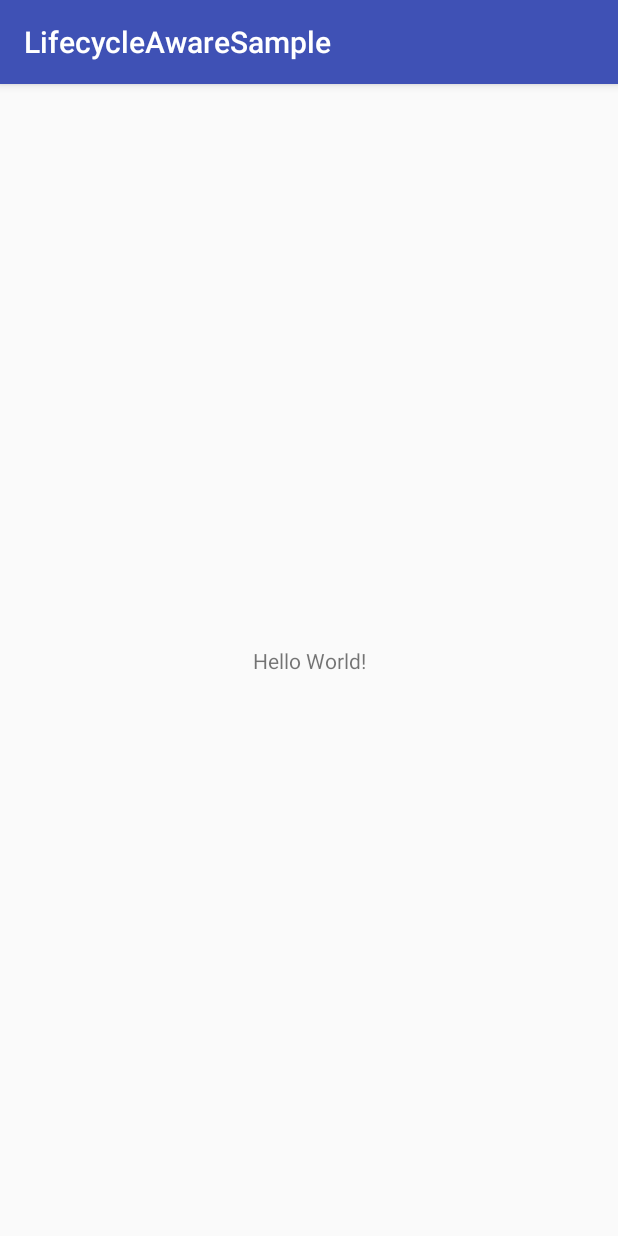
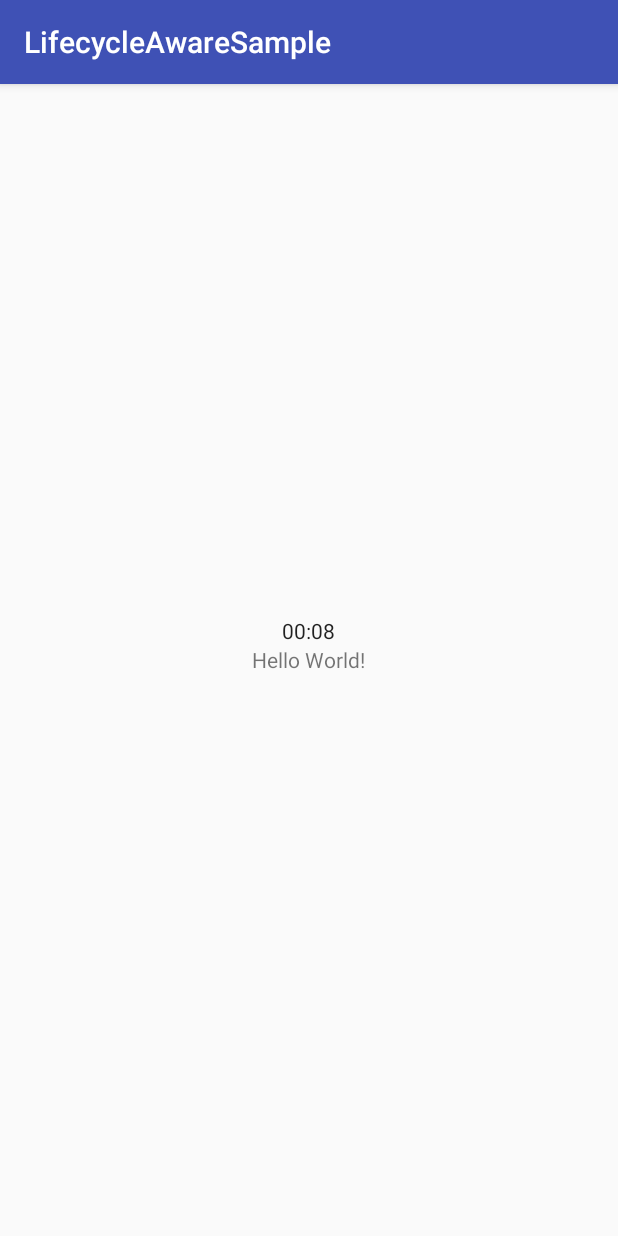
Before and after one commit to baurine/architecture-components-study, an Android app: the screen it shows after launch (MainActivity), on a phone screen of 412 x 824 dp. Run offline under Robolectric (Android 15) with nearby library versions, the phone set to English and light mode, and no system bars.

Commit message:
Codelab Step 1 - Prepare LifecycleAware Sample

```diff
--- a/LifecycleAwareSample/app/src/main/java/com/baurine/lifecycleawaresample/MainActivity.java
+++ b/LifecycleAwareSample/app/src/main/java/com/baurine/lifecycleawaresample/MainActivity.java
@@ -1,7 +1,8 @@
 package com.baurine.lifecycleawaresample;
 
+import android.os.Bundle;
 import android.support.v7.app.AppCompatActivity;
-import android.os.Bundle;
+import android.widget.Chronometer;
 
 public class MainActivity extends AppCompatActivity {
 
@@ -9,5 +10,8 @@ public class MainActivity extends AppCompatActivity {
     protected void onCreate(Bundle savedInstanceState) {
         super.onCreate(savedInstanceState);
         setContentView(R.layout.activity_main);
+
+        Chronometer chronometer = (Chronometer) findViewById(R.id.chronometer);
+        chronometer.start();
     }
 }
--- a/LifecycleAwareSample/app/src/main/res/layout/activity_main.xml
+++ b/LifecycleAwareSample/app/src/main/res/layout/activity_main.xml
@@ -1,19 +1,23 @@
 <?xml version="1.0" encoding="utf-8"?>
-<android.support.constraint.ConstraintLayout
+<RelativeLayout
+    android:id="@+id/activity_main"
     xmlns:android="http://schemas.android.com/apk/res/android"
-    xmlns:app="http://schemas.android.com/apk/res-auto"
-    xmlns:tools="http://schemas.android.com/tools"
     android:layout_width="match_parent"
     android:layout_height="match_parent"
-    tools:context="com.baurine.lifecycleawaresample.MainActivity">
+    android:padding="16dp">
 
     <TextView
+        android:id="@+id/hello_textview"
         android:layout_width="wrap_content"
         android:layout_height="wrap_content"
-        android:text="Hello World!"
-        app:layout_constraintBottom_toBottomOf="parent"
-        app:layout_constraintLeft_toLeftOf="parent"
-        app:layout_constraintRight_toRightOf="parent"
-        app:layout_constraintTop_toTopOf="parent"/>
+        android:layout_centerHorizontal="true"
+        android:layout_centerVertical="true"
+        android:text="Hello World!"/>
 
-</android.support.constraint.ConstraintLayout>
+    <Chronometer
+        android:id="@+id/chronometer"
+        android:layout_width="wrap_content"
+        android:layout_height="wrap_content"
+        android:layout_above="@+id/hello_textview"
+        android:layout_centerHorizontal="true"/>
+</RelativeLayout>
```
